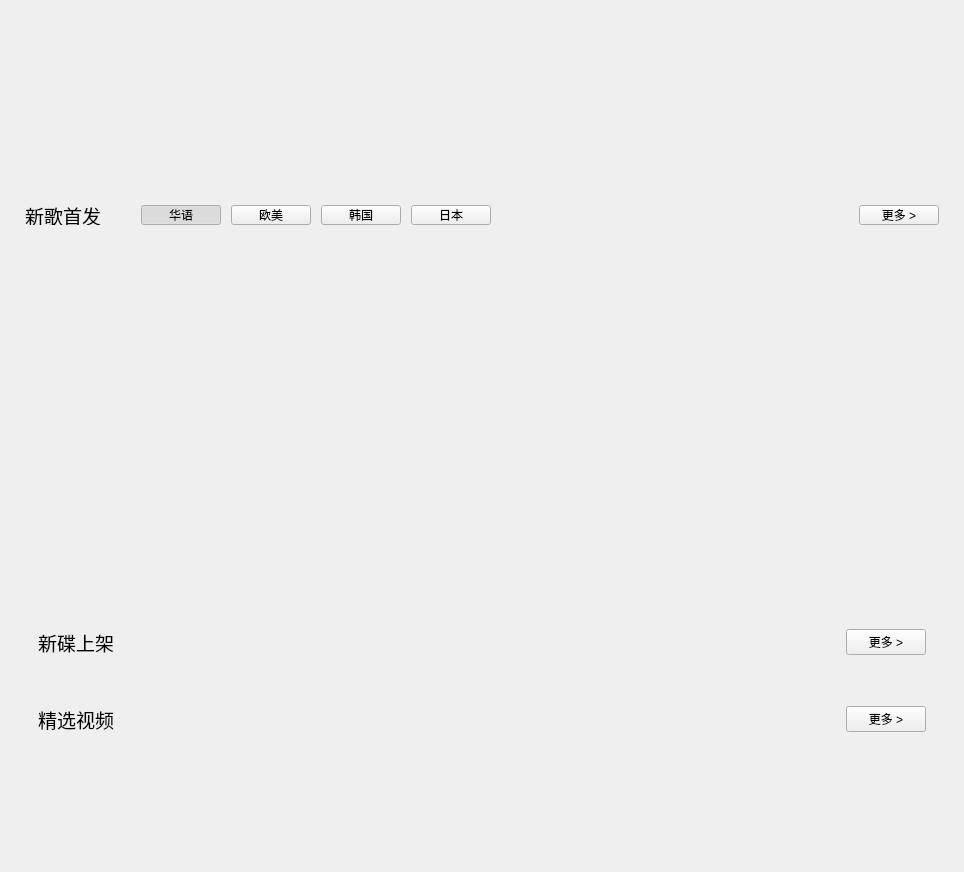
Old version of the form KuGouStart/MusicRepository/MusicRepository.ui in the repository a-mo-xi-wei/Qt-KuGouAppClient.
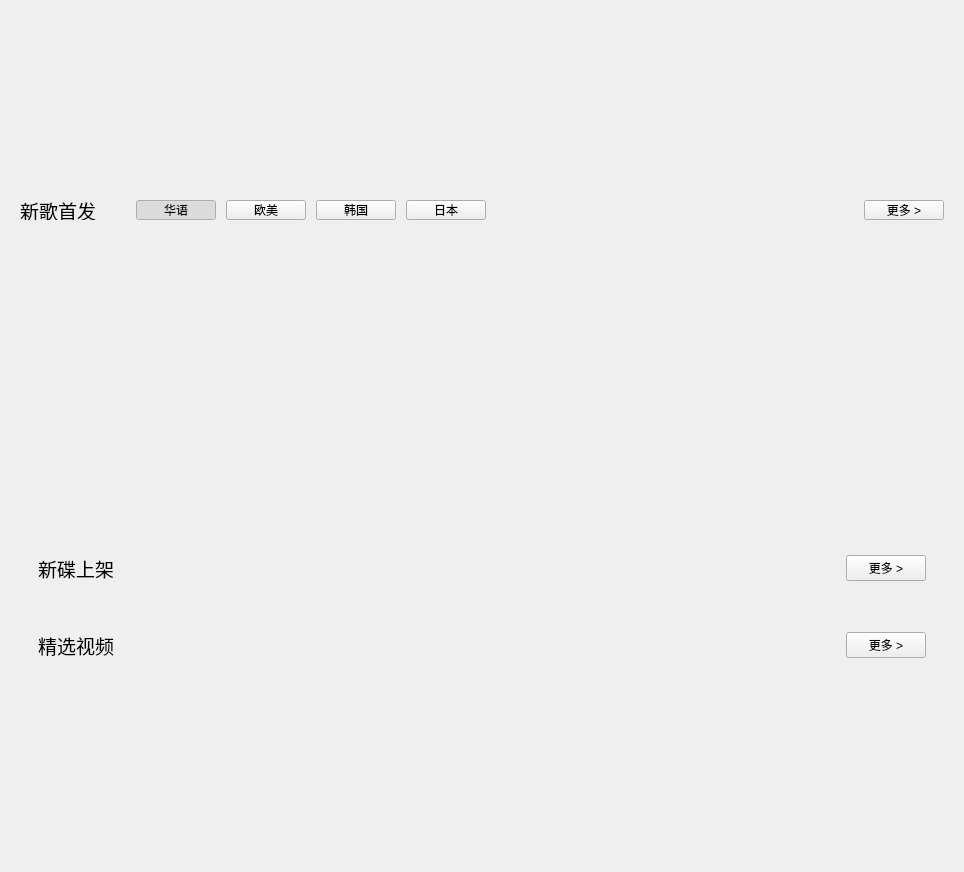
New version of the form. Custom widgets are drawn as their Qt base class.

Commit message: 成功使得gridLayout紧凑

Patch:
```diff
--- a/KuGouStart/MusicRepository/MusicRepository.ui
+++ b/KuGouStart/MusicRepository/MusicRepository.ui
@@ -101,30 +101,6 @@
     </widget>
    </item>
    <item>
-    <widget class="QWidget" name="list_widget" native="true">
-     <property name="minimumSize">
-      <size>
-       <width>0</width>
-       <height>400</height>
-      </size>
-     </property>
-     <layout class="QVBoxLayout" name="verticalLayout_2">
-      <property name="spacing">
-       <number>0</number>
-      </property>
-      <property name="leftMargin">
-       <number>5</number>
-      </property>
-      <property name="topMargin">
-       <number>5</number>
-      </property>
-      <property name="rightMargin">
-       <number>5</number>
-      </property>
-      <property name="bottomMargin">
-       <number>0</number>
-      </property>
-      <item>
        <widget class="QWidget" name="title_widget" native="true">
         <property name="sizePolicy">
          <sizepolicy hsizetype="Preferred" vsizetype="Fixed">
@@ -265,9 +241,15 @@
       </item>
       <item>
        <widget class="QWidget" name="grid_widget" native="true">
-        <layout class="QGridLayout" name="gridLayout" rowstretch="1,1,1" columnminimumwidth="0,0,0">
+     <property name="sizePolicy">
+      <sizepolicy hsizetype="Preferred" vsizetype="Fixed">
+       <horstretch>0</horstretch>
+       <verstretch>0</verstretch>
+      </sizepolicy>
+     </property>
+     <layout class="QGridLayout" name="gridLayout" rowstretch="1,1,1" columnstretch="1,1,1" rowminimumheight="1,1,1" columnminimumwidth="1,1,1">
          <property name="leftMargin">
-          <number>15</number>
+       <number>12</number>
          </property>
          <property name="topMargin">
           <number>0</number>
@@ -275,16 +257,13 @@
          <property name="bottomMargin">
           <number>0</number>
          </property>
-         <property name="horizontalSpacing">
-          <number>5</number>
-         </property>
-         <property name="verticalSpacing">
-          <number>0</number>
+      <property name="spacing">
+       <number>10</number>
          </property>
          <item row="2" column="0">
           <widget class="MusicRepoList" name="list_widget7" native="true">
            <property name="sizePolicy">
-            <sizepolicy hsizetype="Preferred" vsizetype="Fixed">
+         <sizepolicy hsizetype="Expanding" vsizetype="Fixed">
              <horstretch>0</horstretch>
              <verstretch>0</verstretch>
             </sizepolicy>
@@ -306,7 +285,7 @@
          <item row="0" column="1">
           <widget class="MusicRepoList" name="list_widget2" native="true">
            <property name="sizePolicy">
-            <sizepolicy hsizetype="Preferred" vsizetype="Fixed">
+         <sizepolicy hsizetype="Expanding" vsizetype="Fixed">
              <horstretch>0</horstretch>
              <verstretch>0</verstretch>
             </sizepolicy>
@@ -328,7 +307,7 @@
          <item row="2" column="1">
           <widget class="MusicRepoList" name="list_widget8" native="true">
            <property name="sizePolicy">
-            <sizepolicy hsizetype="Preferred" vsizetype="Fixed">
+         <sizepolicy hsizetype="Expanding" vsizetype="Fixed">
              <horstretch>0</horstretch>
              <verstretch>0</verstretch>
             </sizepolicy>
@@ -350,7 +329,7 @@
          <item row="1" column="2">
           <widget class="MusicRepoList" name="list_widget6" native="true">
            <property name="sizePolicy">
-            <sizepolicy hsizetype="Preferred" vsizetype="Fixed">
+         <sizepolicy hsizetype="Expanding" vsizetype="Fixed">
              <horstretch>0</horstretch>
              <verstretch>0</verstretch>
             </sizepolicy>
@@ -372,7 +351,7 @@
          <item row="1" column="1">
           <widget class="MusicRepoList" name="list_widget5" native="true">
            <property name="sizePolicy">
-            <sizepolicy hsizetype="Preferred" vsizetype="Fixed">
+         <sizepolicy hsizetype="Expanding" vsizetype="Fixed">
              <horstretch>0</horstretch>
              <verstretch>0</verstretch>
             </sizepolicy>
@@ -394,7 +373,7 @@
          <item row="1" column="0">
           <widget class="MusicRepoList" name="list_widget4" native="true">
            <property name="sizePolicy">
-            <sizepolicy hsizetype="Preferred" vsizetype="Fixed">
+         <sizepolicy hsizetype="Expanding" vsizetype="Fixed">
              <horstretch>0</horstretch>
              <verstretch>0</verstretch>
             </sizepolicy>
@@ -416,7 +395,7 @@
          <item row="2" column="2">
           <widget class="MusicRepoList" name="list_widget9" native="true">
            <property name="sizePolicy">
-            <sizepolicy hsizetype="Preferred" vsizetype="Fixed">
+         <sizepolicy hsizetype="Expanding" vsizetype="Fixed">
              <horstretch>0</horstretch>
              <verstretch>0</verstretch>
             </sizepolicy>
@@ -438,7 +417,7 @@
          <item row="0" column="0">
           <widget class="MusicRepoList" name="list_widget1" native="true">
            <property name="sizePolicy">
-            <sizepolicy hsizetype="Preferred" vsizetype="Fixed">
+         <sizepolicy hsizetype="Expanding" vsizetype="Fixed">
              <horstretch>0</horstretch>
              <verstretch>0</verstretch>
             </sizepolicy>
@@ -460,7 +439,7 @@
          <item row="0" column="2">
           <widget class="MusicRepoList" name="list_widget3" native="true">
            <property name="sizePolicy">
-            <sizepolicy hsizetype="Preferred" vsizetype="Fixed">
+         <sizepolicy hsizetype="Expanding" vsizetype="Fixed">
              <horstretch>0</horstretch>
              <verstretch>0</verstretch>
             </sizepolicy>
@@ -477,9 +456,6 @@
              <height>90</height>
             </size>
            </property>
-          </widget>
-         </item>
-        </layout>
        </widget>
       </item>
      </layout>
```
Lines whose indentation alone changed are shown as unchanged. The commit also changes 4 other files.
